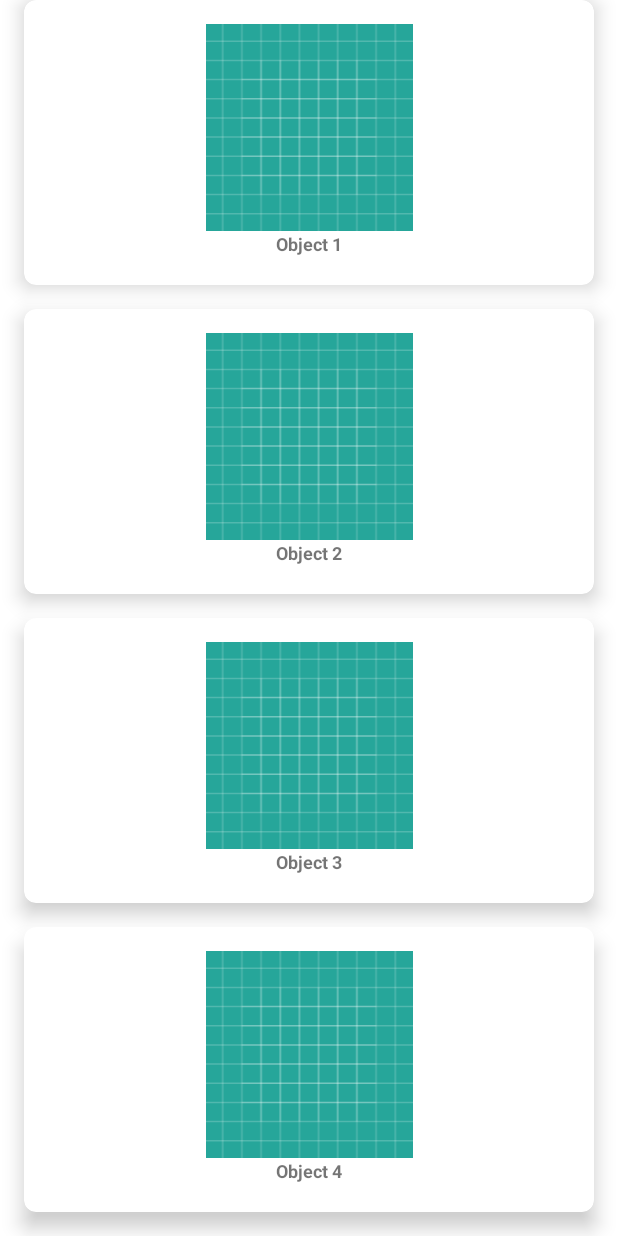
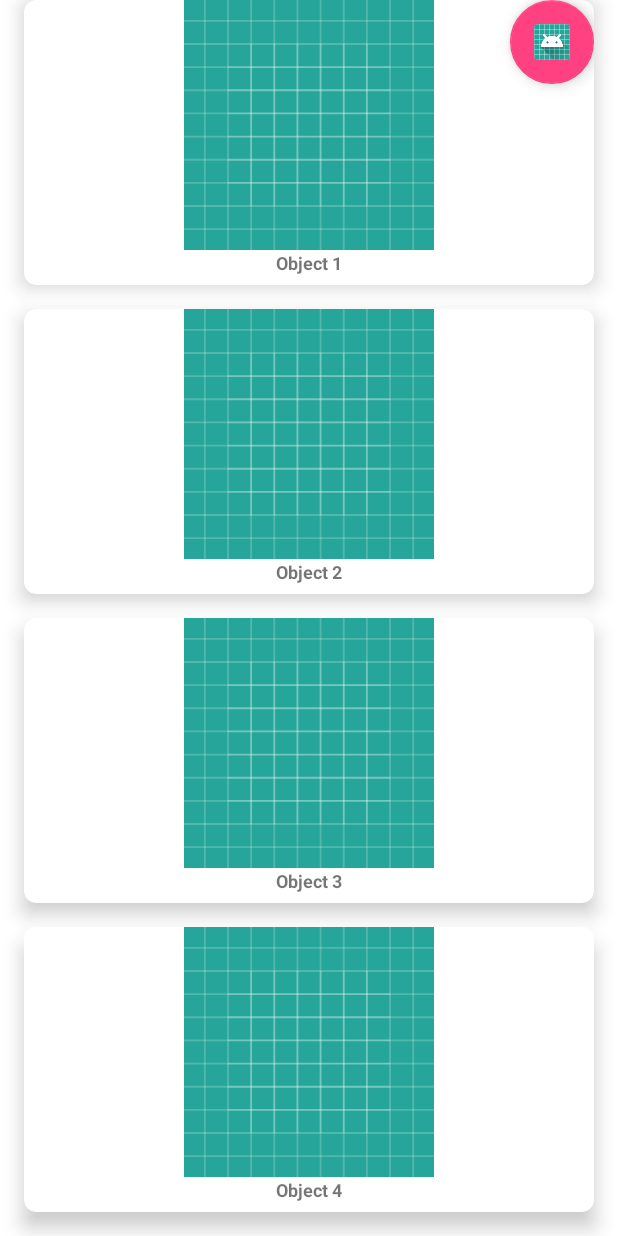
Before and after one commit to schoenandreas/Android_Praktikum, an Android app: the DrinkOverviewActivity screen opened directly, with no data from a screen before it, on a phone screen of 412 x 824 dp. Run offline under Robolectric (Android 15) with nearby library versions, the light colour scheme and no system bars.

Commit message:
Update activity_drinkoverview.xml

```diff
--- a/02_Source Code/Barista_20/app/src/main/res/layout/activity_drinkoverview.xml
+++ b/02_Source Code/Barista_20/app/src/main/res/layout/activity_drinkoverview.xml
@@ -29,24 +29,30 @@
         tools:layout_editor_absoluteY="197dp"
         android:layout_weight="25">
 
+        <android.support.design.widget.FloatingActionButton
+            android:id="@+id/floatingActionButton4"
+            android:layout_width="wrap_content"
+            android:layout_height="wrap_content"
+            android:layout_gravity="top|right"
+            android:clickable="true"
+            app:srcCompat="@mipmap/ic_launcher_round" />
+
         <LinearLayout
 
             android:layout_width="fill_parent"
             android:layout_height="fill_parent"
             android:layout_gravity="center_horizontal|center_vertical"
-            android:layout_margin="16dp"
             android:orientation="vertical">
 
 
-        <ImageView
+            <ImageView
 
 
                 android:layout_width="match_parent"
                 android:layout_height="wrap_content"
                 android:layout_gravity="center_horizontal"
-                android:src="@drawable/ic_launcher_background"
                 android:layout_weight="90"
-                />
+                android:src="@drawable/ic_launcher_background" />
 
             <TextView
                 android:layout_width="match_parent"
@@ -86,7 +92,6 @@
             android:layout_width="fill_parent"
             android:layout_height="fill_parent"
             android:layout_gravity="center_horizontal|center_vertical"
-            android:layout_margin="16dp"
             android:orientation="vertical">
 
             <ImageView
@@ -136,7 +141,6 @@
             android:layout_width="fill_parent"
             android:layout_height="fill_parent"
             android:layout_gravity="center_horizontal|center_vertical"
-            android:layout_margin="16dp"
             android:orientation="vertical">
 
             <ImageView
@@ -187,7 +191,6 @@
             android:layout_width="fill_parent"
             android:layout_height="fill_parent"
             android:layout_gravity="center_horizontal|center_vertical"
-            android:layout_margin="16dp"
             android:orientation="vertical">
 
             <ImageView
```
